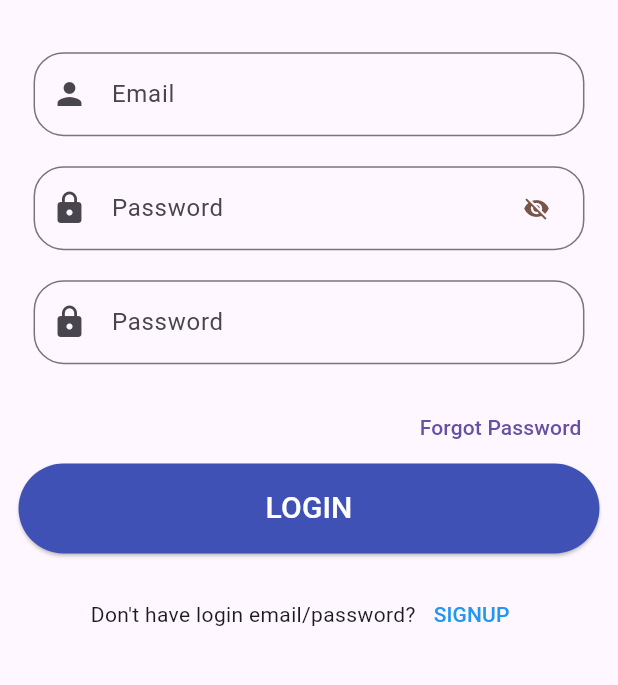
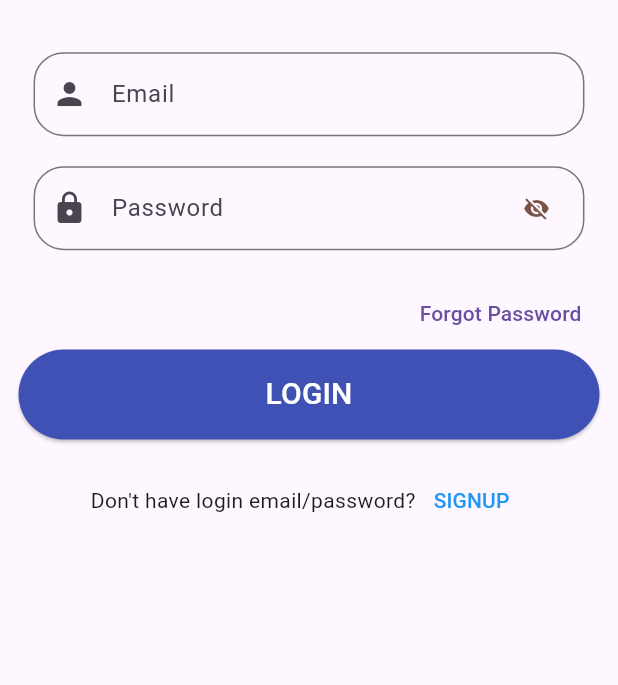
Before and after one commit to sumanghimire00/Chat-Boot, a Flutter app: the screen it shows after launch, on a phone screen of 412 x 824 dp, the part 412-1097 px from its top. Run offline on Flutter 3.47's test engine with Material 3 defaults, Android fonts, the phone set to English and light mode, and no system bars; drawn by our look-alikes of flutter_form_builder; our stand-ins replace cloud_firestore, firebase_auth, firebase_core, firebase_messaging, firebase_storage, image_picker and 2 more; accounts and stored records are empty.

Commit message:
removing unnecessory Textformfield widget from login body

```diff
--- a/lib/screens/auth_screens/login_body.dart
+++ b/lib/screens/auth_screens/login_body.dart
@@ -84,19 +84,7 @@ class _LoginBodyState extends State<LoginBody> {
                         prefixIcon: Icons.lock,
                         type: TextfieldType.Password,
                       ),
-                      CustomTextField(
-                        validator: (value) {
-                          if (value == null || value.isEmpty) {
-                            return "Password cannot be empty";
-                          } else {
-                            return null;
-                          }
-                        },
-                        controller: _passwordController,
-                        hintText: "Password",
-                        prefixIcon: Icons.lock,
-                        type: TextfieldType.Text,
-                      ),
+
                       CommonFunction.blanckSpace(height * 0.01, width),
                       Row(
                         mainAxisAlignment: MainAxisAlignment.end,
```
